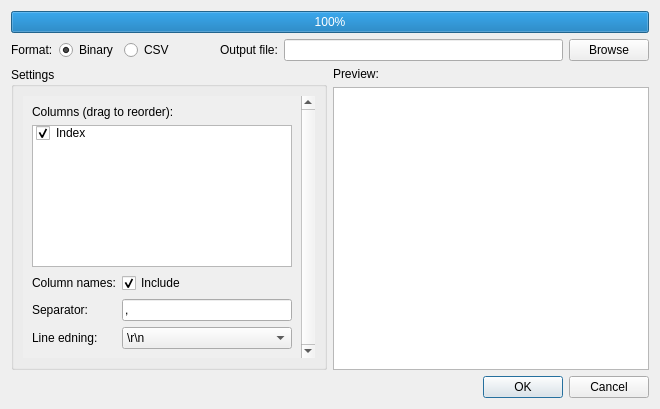
First picture: the form in src/LorrisAnalyzer/DataWidgets/GraphWidget/graphexport.ui, repository Tasssadar/Lorris, before the edit.
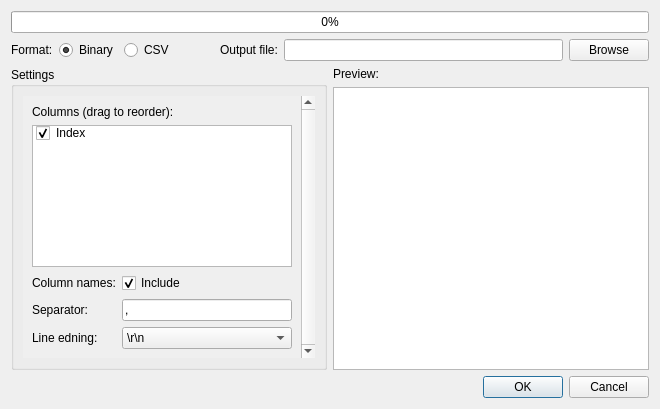
Second picture: the form after the edit. The open tabs and pages were chosen to show the change. Custom widgets are drawn as their Qt base class.

Diff of the .ui file:
```diff
--- a/src/LorrisAnalyzer/DataWidgets/GraphWidget/graphexport.ui
+++ b/src/LorrisAnalyzer/DataWidgets/GraphWidget/graphexport.ui
@@ -16,8 +16,11 @@
   <layout class="QVBoxLayout" name="verticalLayout_3">
    <item>
     <widget class="ProgressBar" name="progress">
+     <property name="minimum">
+      <number>-1</number>
+     </property>
      <property name="value">
-      <number>100</number>
+      <number>-1</number>
      </property>
     </widget>
    </item>
```
Left out of the diff: 6 changed lines with no effect on the pictures.
